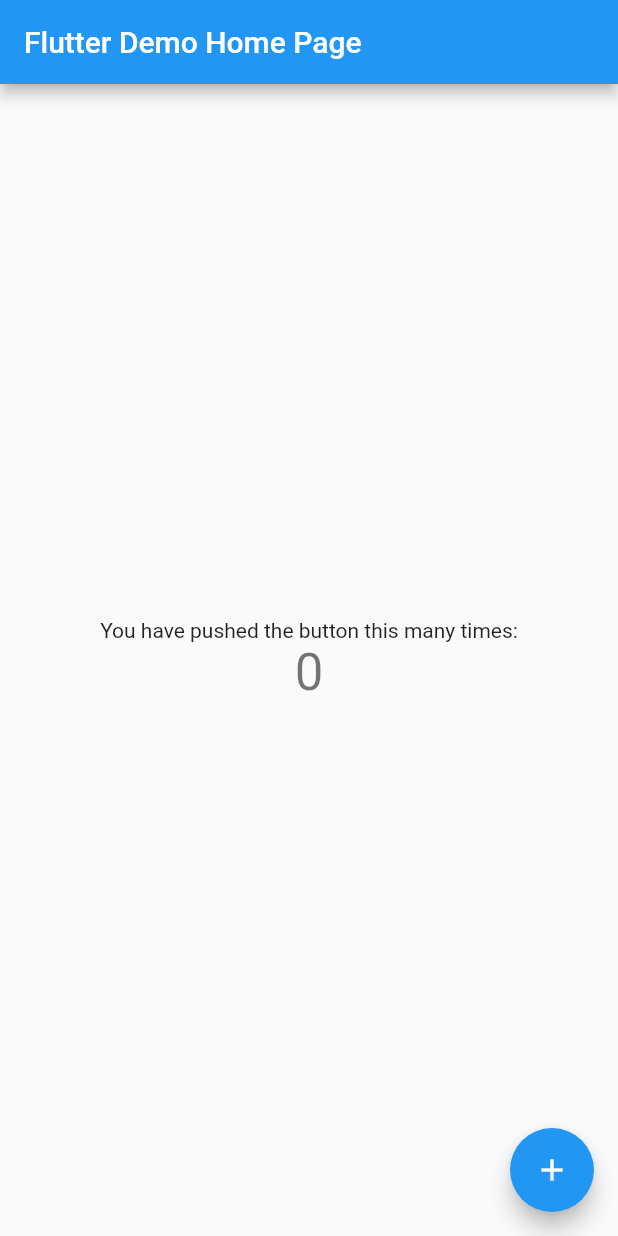
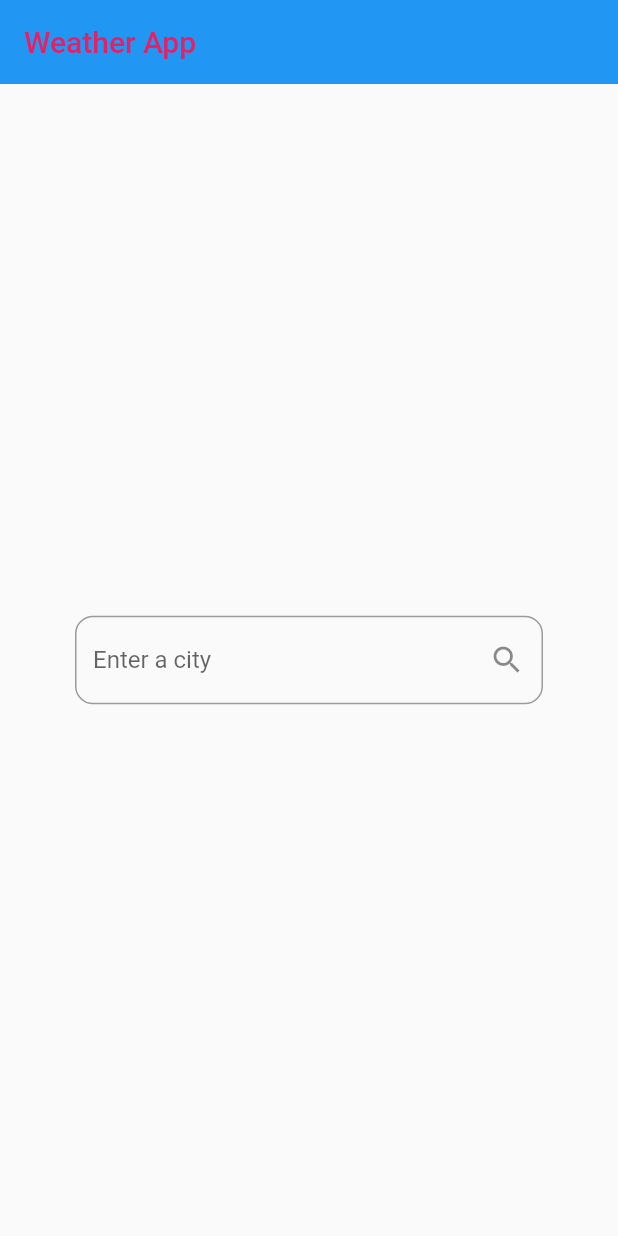
Before and after one commit to dimeprog/reso_weather_app, a Flutter app: the screen it shows after launch, on a phone screen of 412 x 824 dp. Run offline on Flutter 3.47's test engine with Material 2 defaults, Android fonts, the phone set to English and light mode, and no system bars; our stand-ins replace flutter_riverpod, riverpod.

Commit message:
completed the weather app with riverpod

```diff
--- /dev/null
+++ b/reso_weatherapp/lib/controllers/providers.dart
@@ -0,0 +1,12 @@
+import 'package:flutter_riverpod/flutter_riverpod.dart';
+import 'package:reso_weatherapp/controllers/weather_state.dart';
+import 'package:reso_weatherapp/services/weather_repo.dart';
+
+final weatherRepositoryProvider = Provider<WeatherRepository>((ref) {
+  return FakeWeatherRespository();
+});
+
+final weatherNotifierProvider =
+    StateNotifierProvider<WeatherNotifier, WeatherState>(
+  (ref) => WeatherNotifier(ref.watch(weatherRepositoryProvider)),
+);
--- /dev/null
+++ b/reso_weatherapp/lib/controllers/weather_state.dart
@@ -0,0 +1,43 @@
+import '../models/weather.dart';
+
+abstract class WeatherState {
+  const WeatherState();
+}
+
+class Weatherloading extends WeatherState {
+  const Weatherloading();
+}
+
+class Weatherloaded extends WeatherState {
+  final Weather weather;
+  const Weatherloaded(this.weather);
+
+  @override
+  bool operator ==(Object o) {
+    if (identical(this, o)) return true;
+
+    return o is Weatherloaded && o.weather == weather;
+  }
+
+  @override
+  int get hashCode => weather.hashCode;
+}
+
+class WeatherError extends WeatherState {
+  final String errorMessage;
+  const WeatherError(this.errorMessage);
+
+  @override
+  bool operator ==(Object o) {
+    if (identical(this, o)) return true;
+
+    return o is WeatherError && o.errorMessage == errorMessage;
+  }
+
+  @override
+  int get hashCode => errorMessage.hashCode;
+}
+
+class WeatherInitial extends WeatherState {
+  const WeatherInitial();
+}
--- a/reso_weatherapp/lib/main.dart
+++ b/reso_weatherapp/lib/main.dart
@@ -1,4 +1,6 @@
 import 'package:flutter/material.dart';
+import 'package:flutter_riverpod/flutter_riverpod.dart';
+import 'package:reso_weatherapp/views/my_home.dart';
 
 void main() {
   runApp(const MyApp());
@@ -10,106 +12,15 @@
   // This widget is the root of your application.
   @override
   Widget build(BuildContext context) {
-    return MaterialApp(
-      title: 'Flutter Demo',
-      theme: ThemeData(
-        // This is the theme of your application.
-        //
-        // Try running your application with "flutter run". You'll see the
-        // application has a blue toolbar. Then, without quitting the app, try
-        // changing the primarySwatch below to Colors.green and then invoke
-        // "hot reload" (press "r" in the console where you ran "flutter run",
-        // or simply save your changes to "hot reload" in a Flutter IDE).
-        // Notice that the counter didn't reset back to zero; the application
-        // is not restarted.
-        primarySwatch: Colors.blue,
+    return ProviderScope(
+      child: MaterialApp(
+        title: 'Weather App',
+        debugShowCheckedModeBanner: false,
+        theme: ThemeData(
+          primarySwatch: Colors.blue,
+        ),
+        home: const HomePage(),
       ),
-      home: const MyHomePage(title: 'Flutter Demo Home Page'),
     );
   }
 }
-
-class MyHomePage extends StatefulWidget {
-  const MyHomePage({super.key, required this.title});
-
-  // This widget is the home page of your application. It is stateful, meaning
-  // that it has a State object (defined below) that contains fields that affect
-  // how it looks.
-
-  // This class is the configuration for the state. It holds the values (in this
-  // case the title) provided by the parent (in this case the App widget) and
-  // used by the build method of the State. Fields in a Widget subclass are
-  // always marked "final".
-
-  final String title;
-
-  @override
-  State<MyHomePage> createState() => _MyHomePageState();
-}
-
-class _MyHomePageState extends State<MyHomePage> {
-  int _counter = 0;
-
-  void _incrementCounter() {
-    setState(() {
-      // This call to setState tells the Flutter framework that something has
-      // changed in this State, which causes it to rerun the build method below
-      // so that the display can reflect the updated values. If we changed
-      // _counter without calling setState(), then the build method would not be
-      // called again, and so nothing would appear to happen.
-      _counter++;
-    });
-  }
-
-  @override
-  Widget build(BuildContext context) {
-    // This method is rerun every time setState is called, for instance as done
-    // by the _incrementCounter method above.
-    //
-    // The Flutter framework has been optimized to make rerunning build methods
-    // fast, so that you can just rebuild anything that needs updating rather
-    // than having to individually change instances of widgets.
-    return Scaffold(
-      appBar: AppBar(
-        // Here we take the value from the MyHomePage object that was created by
-        // the App.build method, and use it to set our appbar title.
-        title: Text(widget.title),
-      ),
-      body: Center(
-        // Center is a layout widget. It takes a single child and positions it
-        // in the middle of the parent.
-        child: Column(
-          // Column is also a layout widget. It takes a list of children and
-          // arranges them vertically. By default, it sizes itself to fit its
-          // children horizontally, and tries to be as tall as its parent.
-          //
-          // Invoke "debug painting" (press "p" in the console, choose the
-          // "Toggle Debug Paint" action from the Flutter Inspector in Android
-          // Studio, or the "Toggle Debug Paint" command in Visual Studio Code)
-          // to see the wireframe for each widget.
-          //
-          // Column has various properties to control how it sizes itself and
-          // how it positions its children. Here we use mainAxisAlignment to
-          // center the children vertically; the main axis here is the vertical
-          // axis because Columns are vertical (the cross axis would be
-          // horizontal).
-          mainAxisAlignment: MainAxisAlignment.center,
-          children: <Widget>[
-            const Text(
-              'You have pushed the button this many times:',
-            ),
-            Text(
-              '$_counter',
-              style: Theme.of(context).textTheme.headline4,
-            ),
-          ],
-        ),
-      ),
-      floatingActionButton: FloatingActionButton(
-        onPressed: _incrementCounter,
-        tooltip: 'Increment',
-        child: const Icon(Icons.add),
-      ), // This trailing comma makes auto-formatting nicer for build methods.
-    );
-  }
-}
--- /dev/null
+++ b/reso_weatherapp/lib/models/weather.dart
@@ -0,0 +1,8 @@
+class Weather {
+  final String cityName;
+  final double temp;
+  Weather({
+    required this.cityName,
+    required this.temp,
+  });
+}
--- /dev/null
+++ b/reso_weatherapp/lib/views/my_home.dart
@@ -0,0 +1,119 @@
+import 'package:flutter/material.dart';
+import 'package:flutter_riverpod/flutter_riverpod.dart';
+
+import 'package:reso_weatherapp/controllers/providers.dart';
+import 'package:reso_weatherapp/services/weather_repo.dart';
+import 'package:riverpod/riverpod.dart';
+
+import '../controllers/weather_state.dart';
+import '../models/weather.dart';
+
+class HomePage extends StatelessWidget {
+  const HomePage({super.key});
+
+  @override
+  Widget build(
+    BuildContext context,
+  ) {
+    return Scaffold(
+      appBar: AppBar(
+        title: const Text(
+          'Weather App',
+          style: TextStyle(
+            color: Colors.pink,
+            fontSize: 20,
+          ),
+        ),
+        elevation: 0,
+      ),
+      body: Container(
+        padding: EdgeInsets.symmetric(vertical: 16),
+        alignment: Alignment.center,
+        child: ProviderListener(
+          provider: weatherNotifierProvider,
+          onChange: (context, stateOption, state) {
+            if (state is WeatherError) {
+              ScaffoldMessenger.of(context).showSnackBar(
+                SnackBar(
+                  content: Text(state.errorMessage),
+                ),
+              );
+            }
+          },
+          child: Consumer(
+            builder: (context, watch, child) {
+              final state = watch.watch(weatherNotifierProvider);
+              if (state is WeatherInitial) {
+                return _buildSearchInput();
+              } else if (state is Weatherloading) {
+                return buildLoadingData();
+              } else if (state is Weatherloaded) {
+                return buildColumnWithData(state.weather);
+              } else if (state is WeatherError) {
+                return _buildSearchInput();
+              } else {
+                return _buildSearchInput();
+              }
+            },
+          ),
+        ),
+      ),
+    );
+  }
+
+  Widget _buildSearchInput() {
+    return Center(
+      child: CityInputField(),
+    );
+  }
+
+  Column buildColumnWithData(Weather weather) {
+    return Column(
+      mainAxisAlignment: MainAxisAlignment.spaceEvenly,
+      children: <Widget>[
+        Text(
+          weather.cityName,
+          style: TextStyle(
+            fontSize: 40,
+            fontWeight: FontWeight.w700,
+          ),
+        ),
+        Text(
+          // Display the temperature with 1 decimal place
+          "${weather.temp.toStringAsFixed(1)} °C",
+          style: TextStyle(fontSize: 80),
+        ),
+        CityInputField(),
+      ],
+    );
+  }
+
+  Widget buildLoadingData() {
+    return const Center(
+      child: CircularProgressIndicator(),
+    );
+  }
+}
+
+class CityInputField extends ConsumerWidget {
+  @override
+  Widget build(BuildContext context, WidgetRef ref) {
+    // final m = ref.watch(weatherNotifierProvider);
+    return Padding(
+      padding: const EdgeInsets.symmetric(horizontal: 50),
+      child: TextField(
+        onSubmitted: (value) => submitCityName(ref, value),
+        textInputAction: TextInputAction.search,
+        decoration: InputDecoration(
+          hintText: "Enter a city",
+          border: OutlineInputBorder(borderRadius: BorderRadius.circular(12)),
+          suffixIcon: Icon(Icons.search),
+        ),
+      ),
+    );
+  }
+
+  void submitCityName(WidgetRef ref, String cityName) {
+    ref.read(weatherNotifierProvider.notifier).getWeather(cityName);
+  }
+}
```
Also changed, not shown: reso_weatherapp/lib/services/weather_repo.dart (added, +46 -0 lines), reso_weatherapp/pubspec.yaml (+3 -16 lines), reso_weatherapp/pubspec.lock.
